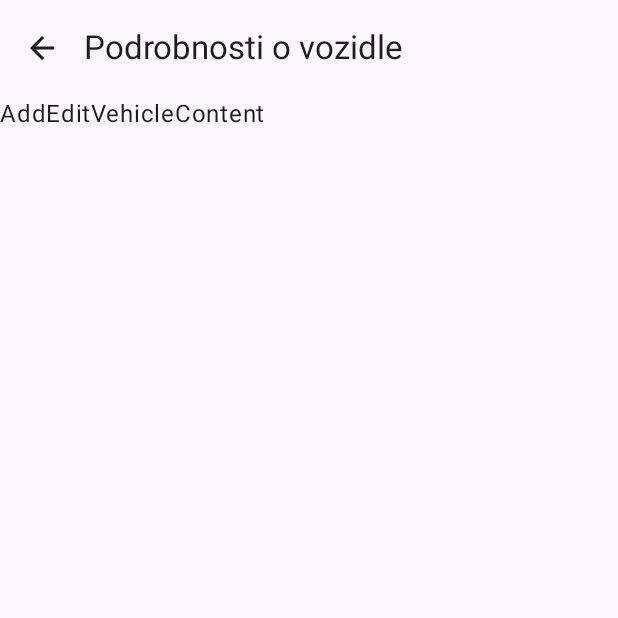
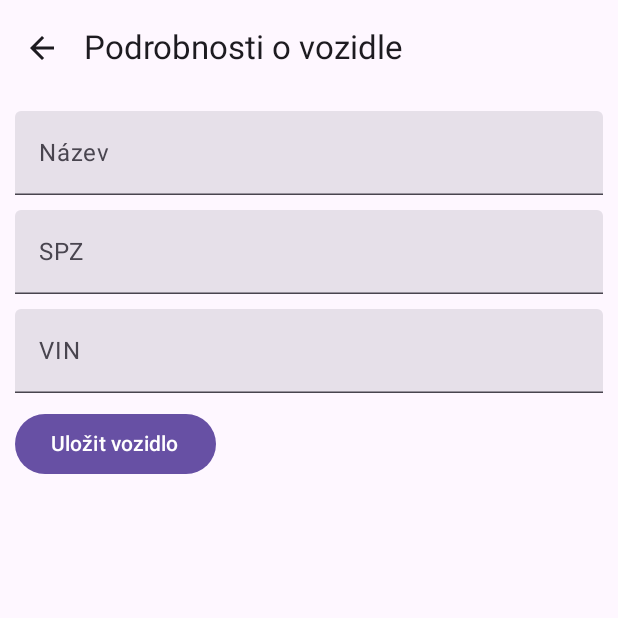
Before and after one commit to MartinWeiss01/garager-android, an Android app built with Jetpack Compose: the screen it shows after launch (MainActivity), after a tap on "Přidat vozidlo", on a phone screen of 412 x 824 dp, the top half of it. Run offline under Robolectric (Android 15) with nearby library versions, the phone set to English and light mode, and no system bars; our stand-ins replace Room's generated code.

Commit message:
ci(AddEditVeh): save data on click

```diff
--- a/Garager/app/src/main/java/cz/martinweiss/garager/di/ViewModelModule.kt
+++ b/Garager/app/src/main/java/cz/martinweiss/garager/di/ViewModelModule.kt
@@ -1,11 +1,11 @@
 package cz.martinweiss.garager.di
 
+import cz.martinweiss.garager.ui.screens.vehicleAddEdit.AddEditVehicleViewModel
 import cz.martinweiss.garager.ui.screens.vehicleList.VehicleListViewModel
 import org.koin.androidx.viewmodel.dsl.viewModel
 import org.koin.dsl.module
 
 val viewModelModule = module {
-    viewModel {
-        VehicleListViewModel(get())
-    }
+    viewModel { VehicleListViewModel(get()) }
+    viewModel { AddEditVehicleViewModel(get()) }
 }
--- /dev/null
+++ b/Garager/app/src/main/java/cz/martinweiss/garager/ui/screens/vehicleAddEdit/Actions.kt
@@ -0,0 +1,5 @@
+package cz.martinweiss.garager.ui.screens.vehicleAddEdit
+
+interface AddEditVehicleActions {
+    fun saveVehicle(name: String, licensePlate: String, vin: String)
+}
--- a/Garager/app/src/main/java/cz/martinweiss/garager/ui/screens/vehicleAddEdit/Screen.kt
+++ b/Garager/app/src/main/java/cz/martinweiss/garager/ui/screens/vehicleAddEdit/Screen.kt
@@ -1,23 +1,77 @@
 package cz.martinweiss.garager.ui.screens.vehicleAddEdit
 
-import androidx.compose.material3.Text
+import androidx.compose.foundation.layout.Arrangement
+import androidx.compose.foundation.layout.Column
+import androidx.compose.foundation.layout.fillMaxWidth
+import androidx.compose.foundation.layout.padding
+import androidx.compose.material3.*
 import androidx.compose.runtime.Composable
+import androidx.compose.runtime.LaunchedEffect
+import androidx.compose.runtime.mutableStateOf
+import androidx.compose.runtime.remember
+import androidx.compose.ui.Modifier
 import androidx.compose.ui.res.stringResource
+import androidx.compose.ui.unit.dp
 import cz.martinweiss.garager.R
 import cz.martinweiss.garager.navigation.INavigationRouter
 import cz.martinweiss.garager.ui.elements.BackArrowScreen
+import org.koin.androidx.compose.getViewModel
 
 @Composable
-fun AddEditVehicleScreen(navigation: INavigationRouter, id: Long?) {
+fun AddEditVehicleScreen(navigation: INavigationRouter, id: Long?, viewModel: AddEditVehicleViewModel = getViewModel()) {
+    viewModel.addEditVehicleUIState.value.let {
+        when(it) {
+            AddEditVehicleUIState.Default -> { }
+            AddEditVehicleUIState.VehicleSaved -> {
+                LaunchedEffect(it) {
+                    navigation.returnBack()
+                }
+            }
+        }
+    }
+
     BackArrowScreen(
         topBarTitle = stringResource(id = R.string.title_add_edit_vehicle),
         onBackClick = { navigation.returnBack() }
     ) {
-        AddEditVehicleContent()
+        AddEditVehicleContent(viewModel)
     }
 }
 
+@OptIn(ExperimentalMaterial3Api::class)
 @Composable
-fun AddEditVehicleContent() {
-    Text(text = "AddEditVehicleContent")
+fun AddEditVehicleContent(actions: AddEditVehicleActions) {
+    var name = remember { mutableStateOf("") }
+    var licensePlate = remember { mutableStateOf("") }
+    var vin = remember { mutableStateOf("") }
+
+    Column(
+        modifier = Modifier.padding(10.dp),
+        verticalArrangement = Arrangement.spacedBy(10.dp)
+    ) {
+        TextField(
+            value = name.value,
+            label = { Text(text = stringResource(id = R.string.add_edit_vehicle_name_field)) },
+            onValueChange = { name.value = it },
+            modifier = Modifier.fillMaxWidth()
+        )
+
+        TextField(
+            value = licensePlate.value,
+            label = { Text(text = stringResource(id = R.string.add_edit_vehicle_license_plate_field)) },
+            onValueChange = { licensePlate.value = it },
+            modifier = Modifier.fillMaxWidth()
+        )
+
+        TextField(
+            value = vin.value,
+            label = { Text(text = stringResource(id = R.string.add_edit_vehicle_vin_field)) },
+            onValueChange = { vin.value = it },
+            modifier = Modifier.fillMaxWidth()
+        )
+
+        Button(onClick = { actions.saveVehicle(name = name.value, licensePlate = licensePlate.value, vin = vin.value) }) {
+            Text(text = stringResource(id = R.string.add_edit_vehicle_save_btn))
+        }
+    }
 }
--- /dev/null
+++ b/Garager/app/src/main/java/cz/martinweiss/garager/ui/screens/vehicleAddEdit/UIState.kt
@@ -0,0 +1,6 @@
+package cz.martinweiss.garager.ui.screens.vehicleAddEdit
+
+sealed class AddEditVehicleUIState {
+    object Default : AddEditVehicleUIState()
+    object VehicleSaved : AddEditVehicleUIState()
+}
--- a/Garager/app/src/main/res/values/strings.xml
+++ b/Garager/app/src/main/res/values/strings.xml
@@ -7,4 +7,9 @@
 
     <string name="vehicle_list_empty_title">Žádné vozidlo</string>
     <string name="vehicle_list_empty_description">Nové vozidlo můžeš přidat stisknutím tlačítka \'%s\'</string>
+
+    <string name="add_edit_vehicle_name_field">Název</string>
+    <string name="add_edit_vehicle_license_plate_field">SPZ</string>
+    <string name="add_edit_vehicle_vin_field">VIN</string>
+    <string name="add_edit_vehicle_save_btn">Uložit vozidlo</string>
 </resources>
```
Also changed, not shown: Garager/app/src/main/java/cz/martinweiss/garager/ui/screens/vehicleAddEdit/ViewModel.kt (added, +32 -0 lines), 1 other file.
